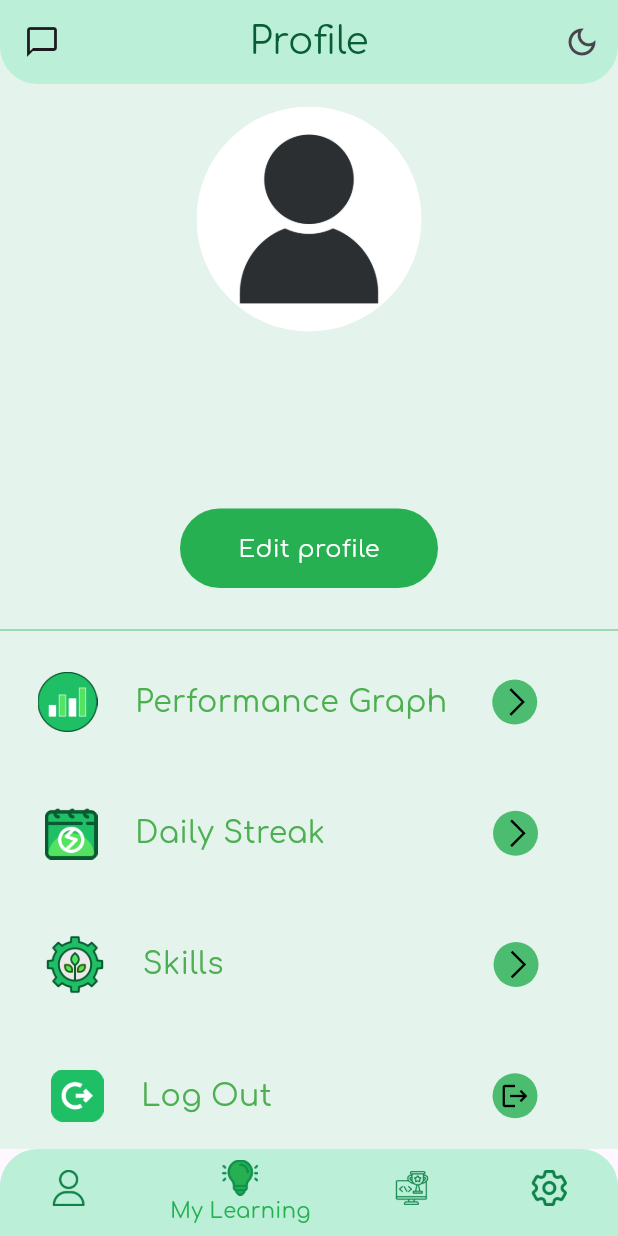
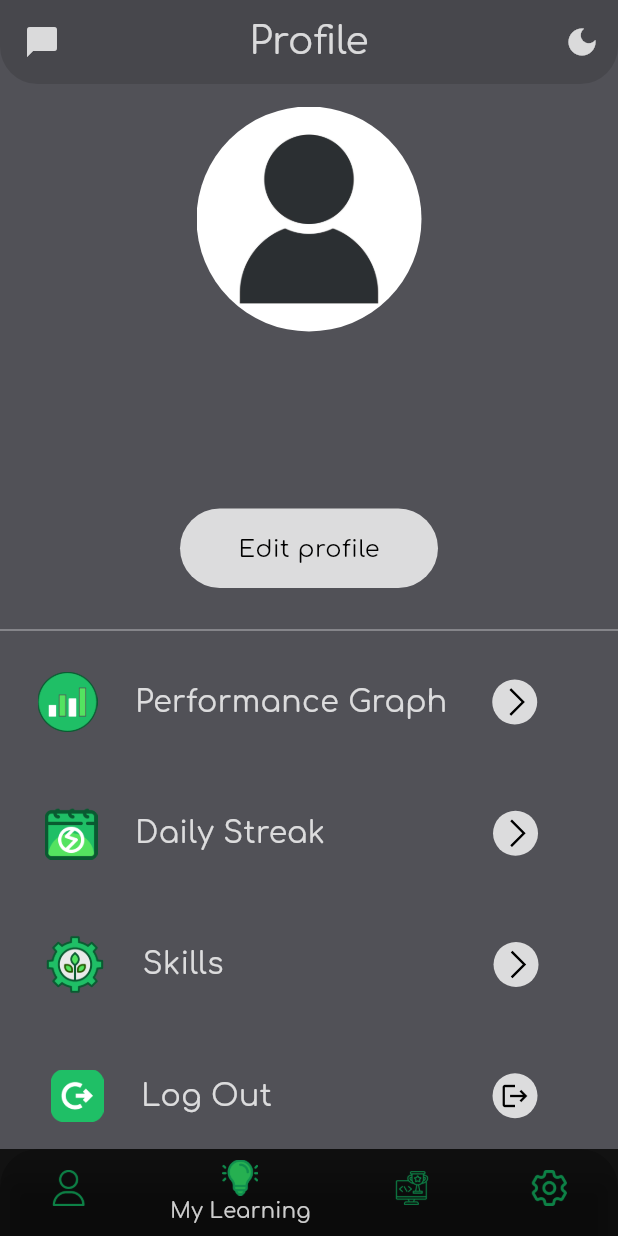
Before and after one commit to Hrk01221/CodePalooza, a Flutter app: the screen it shows once a user with an empty profile is signed in, item 2 of the bottom bar chosen, after a tap on the "dark mode" icon, on a phone screen of 412 x 824 dp. Run offline on Flutter 3.47's test engine with Material 3 defaults, Android fonts, the phone set to English and light mode, and no system bars; our stand-ins replace animate_do, animated_splash_screen, cloud_firestore, firebase_auth, firebase_core, fl_chart and 4 more; accounts and stored records are empty; network calls fail.

Commit message:
Added Dark Mode

```diff
--- a/lib/Screens/base_screen.dart
+++ b/lib/Screens/base_screen.dart
@@ -37,11 +37,11 @@
         ),
         child: Theme(
           data: Theme.of(context).copyWith(
-            canvasColor: const Color(0xffbbefd8),
+            canvasColor: Theme.of(context).colorScheme.primary,
           ),
           child: BottomNavigationBar(
             type: BottomNavigationBarType.shifting,
-            selectedItemColor: const Color(0xff26b051),
+            selectedItemColor: Theme.of(context).colorScheme.secondary,
             selectedLabelStyle: const TextStyle(
                 color: Colors.black, fontFamily: 'Comfortaa'),
             items: [
--- a/lib/Screens/profile.dart
+++ b/lib/Screens/profile.dart
@@ -3,6 +3,8 @@
 import 'package:flutter/material.dart';
 import 'package:google_sign_in/google_sign_in.dart';
 import 'package:line_awesome_flutter/line_awesome_flutter.dart';
+import 'package:provider/provider.dart';
+import 'package:realpalooza/Theme/theme_provider.dart';
 import 'package:realpalooza/constant/icons.dart';
 import 'package:realpalooza/pages/daily_streak.dart';
 import '../pages/graph_code.dart';
@@ -42,33 +44,43 @@
   @override
   Widget build(BuildContext context) {
     return Scaffold(
-        backgroundColor: const Color(0xffe4f3ec),
+        backgroundColor: Theme.of(context).colorScheme.background,
         appBar: AppBar(
-          backgroundColor: const Color(0xffbbefd8),
+          backgroundColor: Theme.of(context).colorScheme.primary,
           centerTitle: true,
-          title: const Text(
+          title: Text(
                 'Profile',
                 style: TextStyle(
                   fontFamily: 'Comfortaa',
                   fontSize: 25,
-                  color: Color(0xff085d34),
+                  color: Theme.of(context).colorScheme.secondary,
                 ),
               ),
             actions: [
               IconButton(
-                  onPressed: (){},
-                  icon: (
-                      const Icon(
-                        Icons.dark_mode_outlined,
-                      )
-                  )
+                onPressed: () {
+                  Provider.of<ThemeProvider>(context, listen: false).toggleTheme();
+                },
+                icon: Icon(
+                  Theme.of(context).brightness == Brightness.dark
+                      ? Icons.dark_mode
+                      : Icons.dark_mode_outlined,
+                  color: Theme.of(context).brightness == Brightness.dark
+                      ?Colors.white.withOpacity(.8)
+                      :Colors.grey[800],
+                ),
               ),
             ],
             leading: IconButton(
               onPressed: (){},
               icon: (
-                const Icon(
-                  Icons.chat_bubble_outline,
+                 Icon(
+                   Theme.of(context).brightness == Brightness.dark
+                       ? Icons.chat_bubble_outlined
+                       : Icons.chat_bubble_outline,
+                  color: Theme.of(context).brightness == Brightness.dark
+                      ?Colors.white.withOpacity(.8)
+                      :Colors.grey[800],
                 )
               ),
             ),
@@ -116,8 +128,8 @@
                       Center(
                         child: Text(
                           userData['username'],
-                          style: const TextStyle(
-                            color: Color(0xff26b051),
+                          style:  TextStyle(
+                            color: Theme.of(context).colorScheme.secondary,
                             fontFamily: 'Comfortaa',
                             fontSize: 20,
                             fontWeight: FontWeight.bold,
@@ -128,8 +140,8 @@
                       Text(
                         currentUser.email!,
                         textAlign: TextAlign.center,
-                        style: const TextStyle(
-                          color: Color(0xff26b051),
+                        style: TextStyle(
+                          color: Theme.of(context).colorScheme.secondary,
                           fontSize: 20,
                           fontFamily: 'Comfortaa',
                         ),
@@ -143,14 +155,14 @@
                           padding: const EdgeInsets.all(15),
                           margin: const EdgeInsets.symmetric(horizontal: 120),
                           decoration: BoxDecoration(
-                            color: const Color(0xff26b051),
+                            color: Theme.of(context).brightness == Brightness.dark ?  Colors.white.withOpacity(.8) :  Color(0xff26b051),
                             borderRadius: BorderRadius.circular(30),
                           ),
-                          child: const Center(
+                          child: Center(
                             child: Text(
                               'Edit profile',
                               style: TextStyle(
-                                color: Colors.white,
+                                color: Theme.of(context).brightness == Brightness.dark ? Colors.black : Colors.white,
                                 fontSize: 16,
                                 fontFamily: 'Comfortaa',
                               ),
@@ -161,9 +173,9 @@
                       const SizedBox(
                         height: 20,
                       ),
-                      const Divider(
+                      Divider(
                         thickness: 0.5,
-                        color: Color(0xff26b051),
+                        color: Theme.of(context).colorScheme.secondary,
                       ),
                       const SizedBox(
                         height: 20,
@@ -180,10 +192,10 @@
                           const SizedBox(
                             width: 25,
                           ),
-                          const Text(
+                           Text(
                             'Performance Graph',
                             style: TextStyle(
-                                color: Colors.green,
+                                color: Theme.of(context).colorScheme.secondary,
                                 fontSize: 20,
                                 fontFamily: 'Comfortaa'),
                           ),
@@ -203,7 +215,7 @@
                               height: 30,
                               decoration: BoxDecoration(
                                 borderRadius: BorderRadius.circular(100),
-                                color: const Color(0xff26b051).withOpacity(.8),
+                                color: Theme.of(context).colorScheme.secondary.withOpacity(.8),
                               ),
                               child: const Icon(
                                 LineAwesomeIcons.angle_right,
@@ -230,10 +242,10 @@
                             width: 25,
                           ),
 
-                          const Text(
+                          Text(
                             'Daily Streak',
                              style: TextStyle(
-                             color: Colors.green,
+                             color: Theme.of(context).colorScheme.secondary,
                                  fontSize: 20,
                                  fontFamily: 'Comfortaa'),
                             ),
@@ -252,7 +264,7 @@
                               height: 30,
                               decoration: BoxDecoration(
                                 borderRadius: BorderRadius.circular(100),
-                                color: const Color(0xff26b051).withOpacity(.8),
+                                color: Theme.of(context).colorScheme.secondary.withOpacity(.8),
                               ),
                               child: const Icon(
                                 LineAwesomeIcons.angle_right,
@@ -279,10 +291,10 @@
                             width: 25,
                           ),
 
-                          const Text(
+                           Text(
                             'Skills',
                             style: TextStyle(
-                                color: Colors.green,
+                                color: Theme.of(context).colorScheme.secondary,
                                 fontSize: 20,
                                 fontFamily: 'Comfortaa'),
                           ),
@@ -301,7 +313,7 @@
                               height: 30,
                               decoration: BoxDecoration(
                                 borderRadius: BorderRadius.circular(100),
-                                color: const Color(0xff26b051).withOpacity(.8),
+                                color: Theme.of(context).colorScheme.secondary.withOpacity(.8),
                               ),
                               child: const Icon(
                                 LineAwesomeIcons.angle_right,
@@ -326,10 +338,10 @@
                             width: 25,
                           ),
 
-                          const Text(
+                           Text(
                             'Log Out',
                             style: TextStyle(
-                                color: Colors.green,
+                                color: Theme.of(context).colorScheme.secondary,
                                 fontSize: 20,
                                 fontFamily: 'Comfortaa'),
                           ),
@@ -343,7 +355,7 @@
                               height: 30,
                               decoration: BoxDecoration(
                                 borderRadius: BorderRadius.circular(100),
-                                color: const Color(0xff26b051).withOpacity(.8),
+                                color: Theme.of(context).colorScheme.secondary.withOpacity(.8),
                               ),
                               child: const Icon(
                                 Icons.logout,
--- /dev/null
+++ b/lib/Theme/theme.dart
@@ -0,0 +1,19 @@
+import 'package:flutter/material.dart';
+
+ThemeData lightMode = ThemeData(
+  brightness: Brightness.light,
+  colorScheme: ColorScheme.light(
+    background: Color(0xffe4f3ec),
+    primary: Color(0xffbbefd8),
+    secondary: Color(0xff26b051),
+  )
+);
+
+ThemeData darkMode = ThemeData(
+  brightness: Brightness.dark,
+    colorScheme: ColorScheme.dark(
+      background: Color(0xff515157),
+      primary: Colors.black12,
+      secondary: Colors.white.withOpacity(0.8),
+    )
+);
--- /dev/null
+++ b/lib/Theme/theme_provider.dart
@@ -0,0 +1,24 @@
+import 'package:flutter/material.dart';
+import 'package:realpalooza/Theme/theme.dart';
+
+class ThemeProvider with ChangeNotifier{
+  ThemeData _themeData = lightMode;
+
+
+  ThemeData get themeData => _themeData;
+
+  set themeData(ThemeData themeData){
+    _themeData = themeData;
+    notifyListeners();
+  }
+
+  void toggleTheme(){
+    if(_themeData == lightMode){
+      themeData = darkMode;
+    }
+    else {
+      themeData = lightMode;
+    }
+  }
+
+}
--- a/lib/main.dart
+++ b/lib/main.dart
@@ -1,15 +1,22 @@
 import 'package:flutter/material.dart';
+import 'package:provider/provider.dart';
+import 'package:realpalooza/Theme/theme.dart';
+import 'package:realpalooza/Theme/theme_provider.dart';
 import 'package:realpalooza/firebase_options.dart';
 import 'package:realpalooza/pages/splash_screen.dart';
 import 'package:firebase_core/firebase_core.dart';
-import 'package:realpalooza/pages/splash_screen.dart';
 
 void main() async{
   WidgetsFlutterBinding.ensureInitialized();
   await Firebase.initializeApp(
     options: DefaultFirebaseOptions.currentPlatform,
   );
-  runApp(const MyApp());
+  runApp(
+    ChangeNotifierProvider(
+      create: (context)=>ThemeProvider(),
+      child: const MyApp(),
+    )
+  );
 }
 //cc
 
@@ -21,7 +28,8 @@
   Widget build(BuildContext context) {
     return MaterialApp(
       debugShowCheckedModeBanner: false,
-      home: SplashScreen(),
+      home: const SplashScreen(),
+      theme: Provider.of<ThemeProvider>(context).themeData,
     );
   }
 }
--- a/lib/pages/login_page.dart
+++ b/lib/pages/login_page.dart
@@ -47,8 +47,8 @@
     );
 
     //sign in
-    await FirebaseAuth.instance.signInWithCredential(credential);
-    if (context.mounted) Navigator.of(context).pop();
+      await FirebaseAuth.instance.signInWithCredential(credential);
+    if(context.mounted)Navigator.of(context).pop();
   }
 
   void signInwithGithub() async{
--- a/pubspec.yaml
+++ b/pubspec.yaml
@@ -46,6 +46,7 @@
   url_launcher: ^6.2.2
   cloud_firestore: ^4.13.3
   line_awesome_flutter: ^2.0.0
+  provider:
 
 dev_dependencies:
   flutter_test:
```
Also changed, not shown: pubspec.lock.
